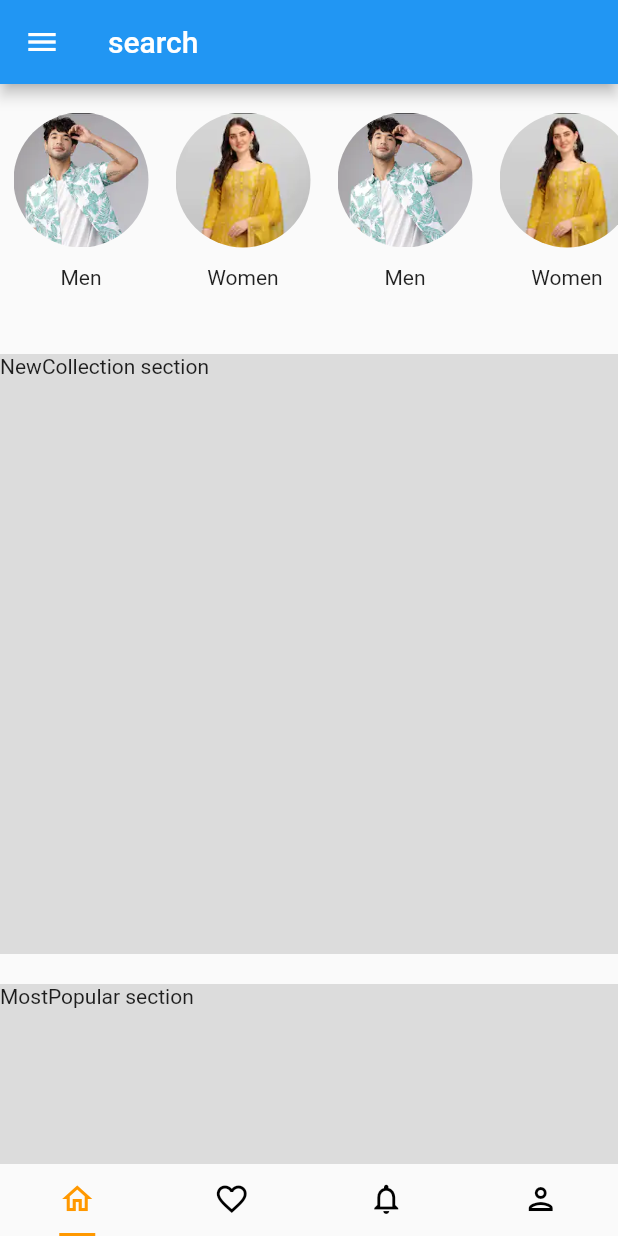
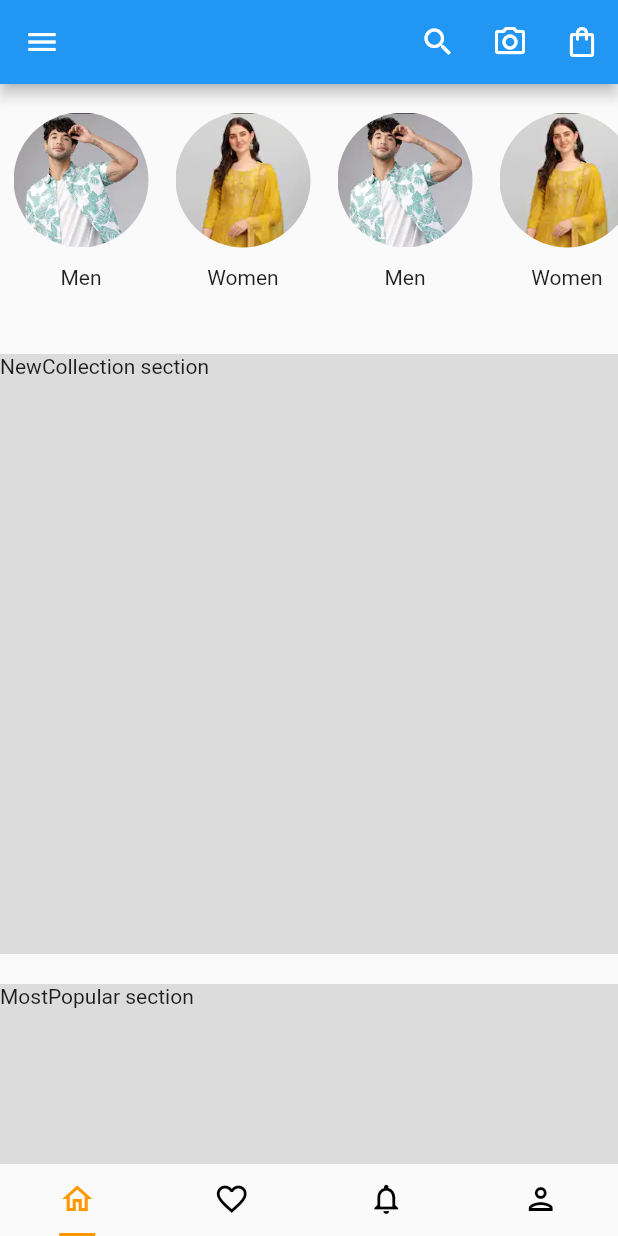
Before and after one commit to nandan-jain/flutter_learning, a Flutter app: the screen it shows after launch, after a tap on "Get started", on a phone screen of 412 x 824 dp. Run offline on Flutter 3.47's test engine with Material 2 defaults, Android fonts, the phone set to English and light mode, and no system bars; network calls fail.

Commit message:
appbar added icons

```diff
--- a/lib/app_screens/base_screen.dart
+++ b/lib/app_screens/base_screen.dart
@@ -29,14 +29,9 @@ class Welcomepage extends StatelessWidget {
   }
 }
 
-class HomeState extends StatefulWidget {
+class HomeState extends StatelessWidget {
   const HomeState({Key? key}) : super(key: key);
 
-  @override
-  _HomeStateState createState() => _HomeStateState();
-}
-
-class _HomeStateState extends State<HomeState> {
   @override
   Widget build(BuildContext context) {
     return TabLayout();
--- a/lib/base_widgets/tabs_bottom_navigation_bar.dart
+++ b/lib/base_widgets/tabs_bottom_navigation_bar.dart
@@ -11,7 +11,14 @@ class TabLayout extends StatelessWidget {
         length: 4,
         child: Scaffold(
           appBar: AppBar(
-            title: Text('search'),
+            actions: <Widget>[
+              IconButton(
+                  onPressed: () {}, icon: Icon(Icons.search_outlined)),
+              IconButton(
+                  onPressed: () {}, icon: Icon(Icons.camera_alt_outlined)),
+              IconButton(
+                  onPressed: () {}, icon: Icon(Icons.shopping_bag_outlined))
+            ],
           ),
           drawer: MainDrawer(),
           body: TabBarView(
@@ -24,9 +31,7 @@ class TabLayout extends StatelessWidget {
           ),
           bottomNavigationBar: TabBar(
             tabs: [
-              Tab(
-                icon: Icon(Icons.home_outlined)
-              ),
+              Tab(icon: Icon(Icons.home_outlined)),
               Tab(
                 icon: Icon(Icons.favorite_outline),
               ),
@@ -42,7 +47,6 @@ class TabLayout extends StatelessWidget {
             indicatorSize: TabBarIndicatorSize.label,
             // indicatorPadding: EdgeInsets.all(5.0),
             indicatorColor: Colors.orange,
-
           ),
           //backgroundColor: Colors.grey[850],
         ));
--- a/lib/main.dart
+++ b/lib/main.dart
@@ -1,6 +1,6 @@
 import 'package:flutter/material.dart';
 import 'app_screens/base_screen.dart';
-import 'app_screens/splash_screen.dart';
+//import 'app_screens/splash_screen.dart';
 
 void main() {
   runApp(Homepage());
@@ -14,7 +14,7 @@ class Homepage extends StatelessWidget {
     return MaterialApp(
       title: "Ecommerce App",
       home: Welcomepage(),
-      theme: ThemeData(primaryColor: Colors.black, accentColor: Colors.orange),
+      theme: ThemeData(primaryColor: Colors.white, accentColor: Colors.black38),
       debugShowCheckedModeBanner: false,
     );
   }
```
